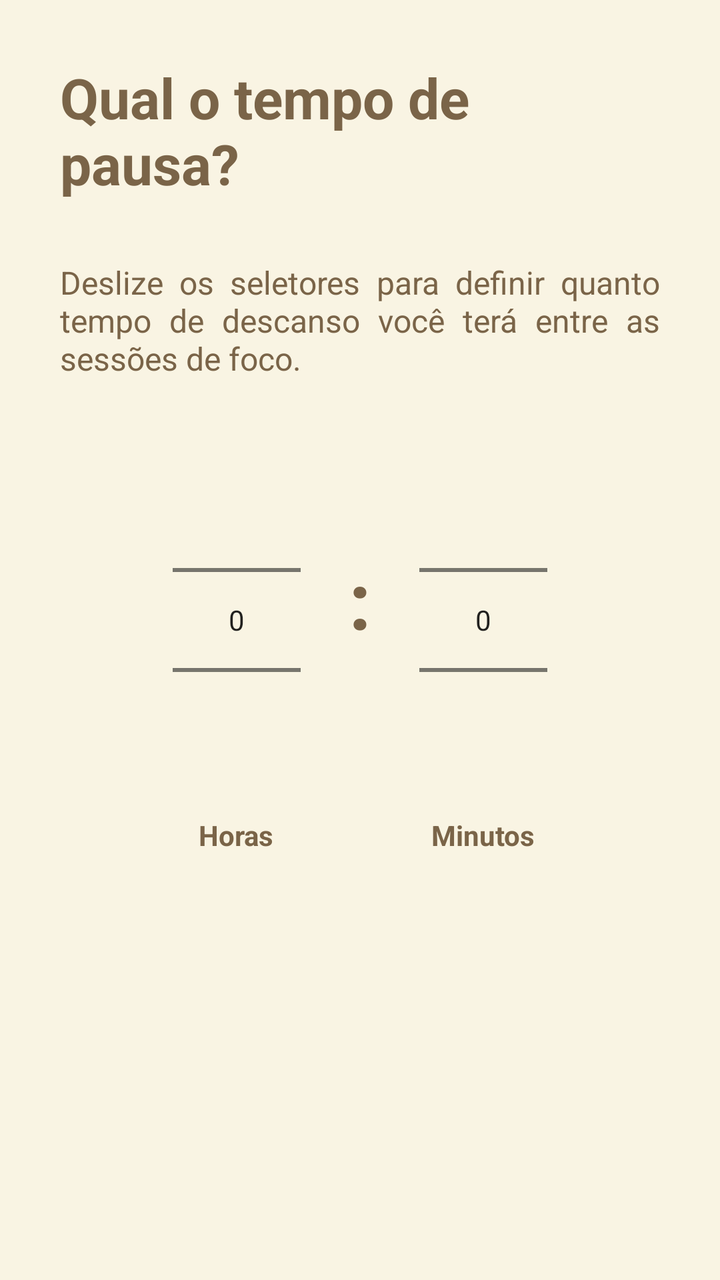
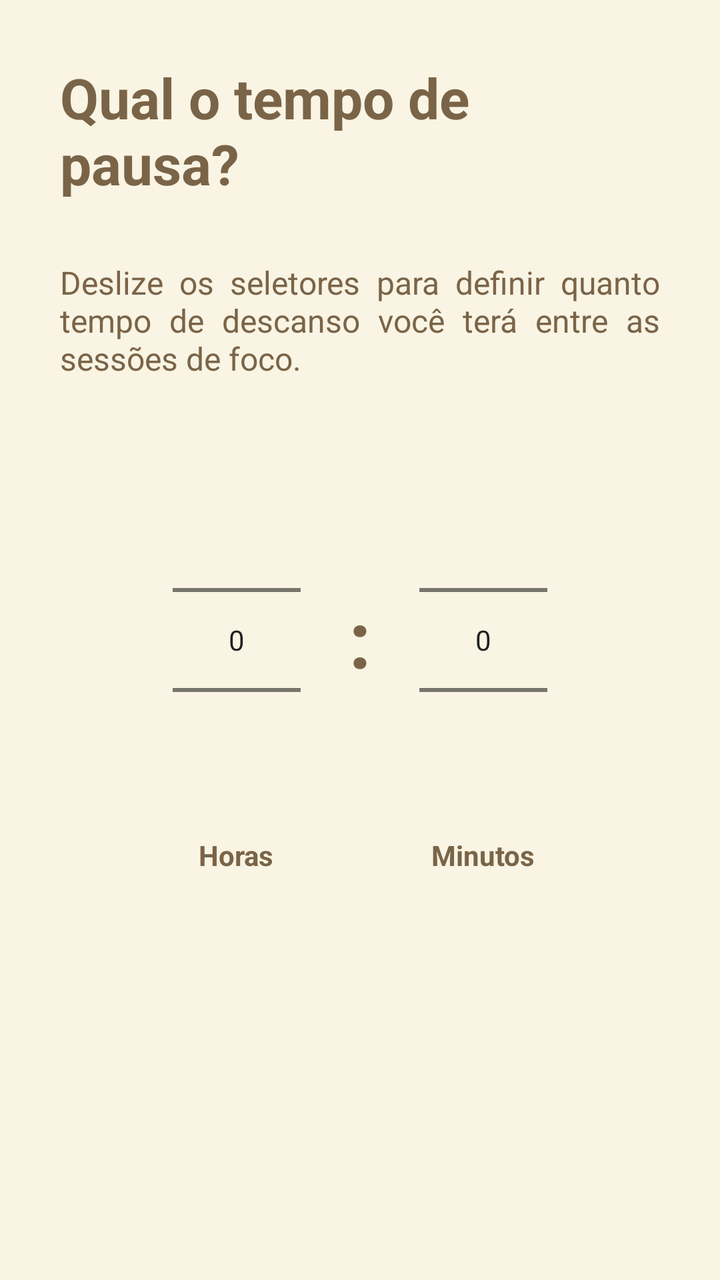

The first picture is an Android layout as it rendered before a commit; the second is the same layout after the commit. The layout source and the unified diff follow.
<!-- AndroidManifest.xml: application theme Theme.Orbi -->
<!-- res/layout/fragment_step_five.xml -->
<?xml version="1.0" encoding="utf-8"?>
<androidx.constraintlayout.widget.ConstraintLayout
    xmlns:android="http://schemas.android.com/apk/res/android"
    xmlns:app="http://schemas.android.com/apk/res-auto"
    android:layout_width="match_parent"
    android:layout_height="match_parent"
    android:background="@color/orbi_cream">

    <TextView
        android:id="@+id/tv_step_title"
        android:layout_width="0dp"
        android:layout_height="wrap_content"
        android:layout_marginHorizontal="30dp"
        android:layout_marginStart="30dp"
        android:layout_marginTop="30dp"
        android:layout_marginEnd="30dp"
        android:text="Qual o tempo de pausa?"
        android:textColor="@color/orbi_dark_brown"
        android:textSize="28sp"
        android:textStyle="bold"
        app:layout_constraintEnd_toEndOf="parent"
        app:layout_constraintStart_toStartOf="parent"
        app:layout_constraintTop_toTopOf="parent" />

    <TextView
        android:id="@+id/tv_step_desc"
        android:layout_width="0dp"
        android:layout_height="wrap_content"
        android:layout_marginHorizontal="30dp"
        android:layout_marginStart="30dp"
        android:layout_marginTop="30dp"
        android:layout_marginEnd="30dp"
        android:text="Deslize os seletores para definir quanto tempo de descanso você terá entre as sessões de foco."
        android:justificationMode="inter_word"
        android:textColor="@color/orbi_dark_brown"
        android:textSize="16sp"
        app:layout_constraintEnd_toEndOf="parent"
        app:layout_constraintStart_toStartOf="parent"
        app:layout_constraintTop_toBottomOf="@+id/tv_step_title" />

    
    <LinearLayout
        android:id="@+id/layout_time_picker"
        android:layout_width="0dp"
        android:layout_height="wrap_content"
        android:layout_marginStart="30dp"
        android:layout_marginTop="30dp"
        android:layout_marginEnd="30dp"
        android:gravity="center"
        android:orientation="horizontal"
        app:layout_constraintEnd_toEndOf="parent"
        app:layout_constraintStart_toStartOf="parent"
        app:layout_constraintTop_toBottomOf="@+id/tv_step_desc">

        
        <LinearLayout
            android:layout_width="wrap_content"
            android:layout_height="wrap_content"
            android:gravity="center"
            android:orientation="vertical">

            <NumberPicker
                android:id="@+id/picker_hours"
                android:layout_width="wrap_content"
                android:layout_height="wrap_content"
                android:theme="@style/Theme.AppCompat.Light" />

            <TextView
                android:layout_width="wrap_content"
                android:layout_height="wrap_content"
                android:layout_marginTop="8dp"
                android:text="Horas"
                android:textColor="@color/orbi_dark_brown"
                android:textSize="14sp"
                android:textStyle="bold" />

        </LinearLayout>

        
        <TextView
            android:layout_width="wrap_content"
            android:layout_height="wrap_content"
            android:layout_marginHorizontal="24dp"
            android:layout_marginBottom="24dp"
            android:text=":"
            android:textColor="@color/orbi_dark_brown"
            android:textSize="40sp"
            android:textStyle="bold" />

        
        <LinearLayout
            android:layout_width="wrap_content"
            android:layout_height="wrap_content"
            android:gravity="center"
            android:orientation="vertical">

            <NumberPicker
                android:id="@+id/picker_minutes"
                android:layout_width="wrap_content"
                android:layout_height="wrap_content"
                android:theme="@style/Theme.AppCompat.Light" />

            <TextView
                android:layout_width="wrap_content"
                android:layout_height="wrap_content"
                android:layout_marginTop="8dp"
                android:text="Minutos"
                android:textColor="@color/orbi_dark_brown"
                android:textSize="14sp"
                android:textStyle="bold" />

        </LinearLayout>

    </LinearLayout>

</androidx.constraintlayout.widget.ConstraintLayout>
<!-- resources referenced by this layout -->
<resources>
  <color name="orbi_cream">#F9F4E3</color>
  <color name="orbi_dark_brown">#7A6448</color>
  <style name="Theme.Orbi" parent="Theme.MaterialComponents.Light.NoActionBar">
  
  
          <item name="colorPrimary">@color/orbi_dark_brown</item>
          <item name="colorPrimaryVariant">@color/orbi_olive</item>
          <item name="colorOnPrimary">@color/orbi_white</item>
          <item name="colorSecondary">@color/orbi_olive</item>
          <item name="colorSecondaryVariant">@color/orbi_light_olive</item>
          <item name="colorOnSecondary">@color/orbi_white</item>
  
  
          
          <item name="android:statusBarColor">@color/orbi_cream</item>
          <item name="android:windowLightStatusBar">true</item>
  
  
          
          <item name="android:navigationBarColor">@color/orbi_cream</item>
          <item name="android:windowLightNavigationBar" tools:targetApi="o_mr1">true</item>
  
  
      </style>
  <color name="orbi_olive">#B1BA8E</color>
  <color name="orbi_white">#FFFFFF</color>
  <color name="orbi_light_olive">#D4DDB1</color>
</resources>

<!-- the commit's change to res/layout/fragment_step_five.xml (unified diff, before → after) -->
@@ -6,14 +6,13 @@
     android:layout_height="match_parent"
     android:background="@color/orbi_cream">
 
+
     <TextView
         android:id="@+id/tv_step_title"
         android:layout_width="0dp"
         android:layout_height="wrap_content"
         android:layout_marginHorizontal="30dp"
-        android:layout_marginStart="30dp"
         android:layout_marginTop="30dp"
-        android:layout_marginEnd="30dp"
         android:text="Qual o tempo de pausa?"
         android:textColor="@color/orbi_dark_brown"
         android:textSize="28sp"
@@ -22,95 +21,115 @@
         app:layout_constraintStart_toStartOf="parent"
         app:layout_constraintTop_toTopOf="parent" />
 
+
     <TextView
         android:id="@+id/tv_step_desc"
         android:layout_width="0dp"
         android:layout_height="wrap_content"
         android:layout_marginHorizontal="30dp"
-        android:layout_marginStart="30dp"
         android:layout_marginTop="30dp"
-        android:layout_marginEnd="30dp"
+        android:justificationMode="inter_word"
         android:text="Deslize os seletores para definir quanto tempo de descanso você terá entre as sessões de foco."
-        android:justificationMode="inter_word"
         android:textColor="@color/orbi_dark_brown"
         android:textSize="16sp"
         app:layout_constraintEnd_toEndOf="parent"
         app:layout_constraintStart_toStartOf="parent"
         app:layout_constraintTop_toBottomOf="@+id/tv_step_title" />
 
+
     
-    <LinearLayout
-        android:id="@+id/layout_time_picker"
-        android:layout_width="0dp"
-        android:layout_height="wrap_content"
-        android:layout_marginStart="30dp"
+    <androidx.core.widget.NestedScrollView
+        android:layout_width="match_parent"
+        android:layout_height="0dp"
         android:layout_marginTop="30dp"
-        android:layout_marginEnd="30dp"
-        android:gravity="center"
-        android:orientation="horizontal"
-        app:layout_constraintEnd_toEndOf="parent"
-        app:layout_constraintStart_toStartOf="parent"
+        android:fillViewport="true"
+        app:layout_constraintBottom_toBottomOf="parent"
         app:layout_constraintTop_toBottomOf="@+id/tv_step_desc">
+
 
         
         <LinearLayout
-            android:layout_width="wrap_content"
+            android:id="@+id/layout_time_picker"
+            android:layout_width="match_parent"
             android:layout_height="wrap_content"
-            android:gravity="center"
-            android:orientation="vertical">
+            android:gravity="top|center_horizontal"
+            android:orientation="horizontal"
+            android:paddingTop="10dp"
+            android:paddingBottom="40dp">
 
-            <NumberPicker
-                android:id="@+id/picker_hours"
+
+            
+            <LinearLayout
                 android:layout_width="wrap_content"
                 android:layout_height="wrap_content"
-                android:theme="@style/Theme.AppCompat.Light" />
+                android:gravity="center"
+                android:orientation="vertical">
 
+
+                <NumberPicker
+                    android:id="@+id/picker_hours"
+                    android:layout_width="wrap_content"
+                    android:layout_height="wrap_content"
+                    android:theme="@style/Theme.AppCompat.Light" />
+
+
+                <TextView
+                    android:layout_width="wrap_content"
+                    android:layout_height="wrap_content"
+                    android:layout_marginTop="8dp"
+                    android:text="Horas"
+                    android:textColor="@color/orbi_dark_brown"
+                    android:textSize="14sp"
+                    android:textStyle="bold" />
+
+
+            </LinearLayout>
+
+
+            
             <TextView
                 android:layout_width="wrap_content"
                 android:layout_height="wrap_content"
-                android:layout_marginTop="8dp"
-                android:text="Horas"
+                android:layout_marginHorizontal="24dp"
+                android:layout_marginTop="62dp"
+                android:text=":"
                 android:textColor="@color/orbi_dark_brown"
-                android:textSize="14sp"
+                android:textSize="40sp"
                 android:textStyle="bold" />
+
+
+            
+            <LinearLayout
+                android:layout_width="wrap_content"
+                android:layout_height="wrap_content"
+                android:gravity="center"
+                android:orientation="vertical">
+
+
+                <NumberPicker
+                    android:id="@+id/picker_minutes"
+                    android:layout_width="wrap_content"
+                    android:layout_height="wrap_content"
+                    android:theme="@style/Theme.AppCompat.Light" />
+
+
+                <TextView
+                    android:layout_width="wrap_content"
+                    android:layout_height="wrap_content"
+                    android:layout_marginTop="8dp"
+                    android:text="Minutos"
+                    android:textColor="@color/orbi_dark_brown"
+                    android:textSize="14sp"
+                    android:textStyle="bold" />
+
+
+            </LinearLayout>
+
 
         </LinearLayout>
 
-        
-        <TextView
-            android:layout_width="wrap_content"
-            android:layout_height="wrap_content"
-            android:layout_marginHorizontal="24dp"
-            android:layout_marginBottom="24dp"
-            android:text=":"
-            android:textColor="@color/orbi_dark_brown"
-            android:textSize="40sp"
-            android:textStyle="bold" />
 
-        
-        <LinearLayout
-            android:layout_width="wrap_content"
-            android:layout_height="wrap_content"
-            android:gravity="center"
-            android:orientation="vertical">
+    </androidx.core.widget.NestedScrollView>
 
-            <NumberPicker
-                android:id="@+id/picker_minutes"
-                android:layout_width="wrap_content"
-                android:layout_height="wrap_content"
-                android:theme="@style/Theme.AppCompat.Light" />
-
-            <TextView
-                android:layout_width="wrap_content"
-                android:layout_height="wrap_content"
-                android:layout_marginTop="8dp"
-                android:text="Minutos"
-                android:textColor="@color/orbi_dark_brown"
-                android:textSize="14sp"
-                android:textStyle="bold" />
-
-        </LinearLayout>
-
-    </LinearLayout>
 
 </androidx.constraintlayout.widget.ConstraintLayout>
